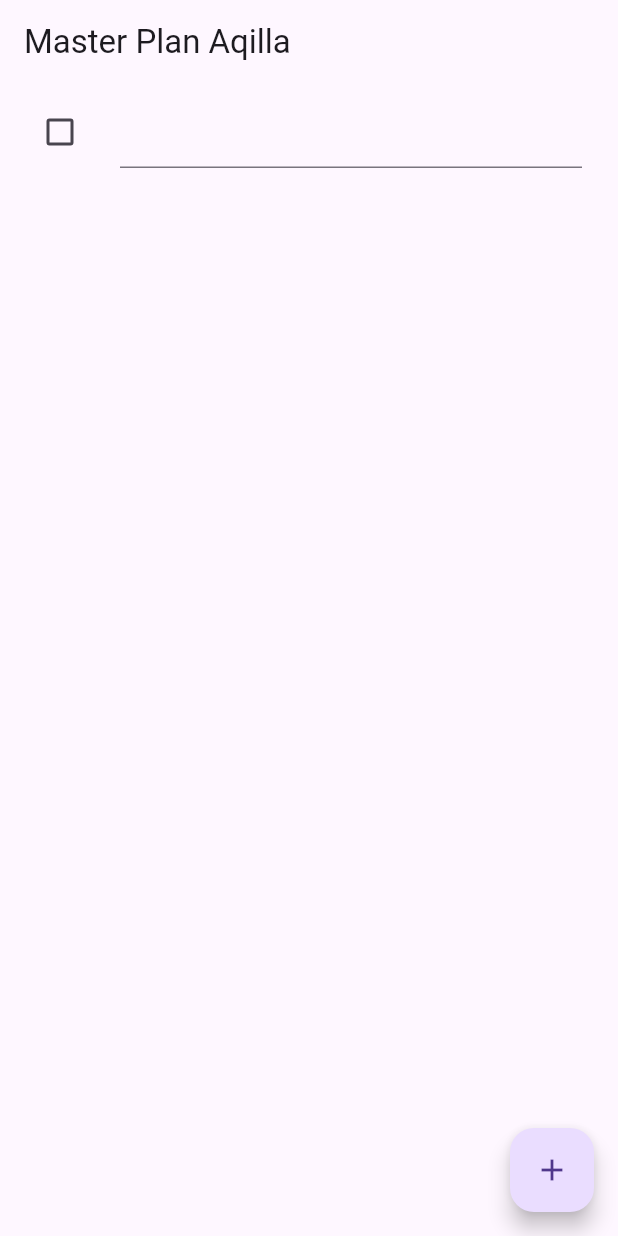
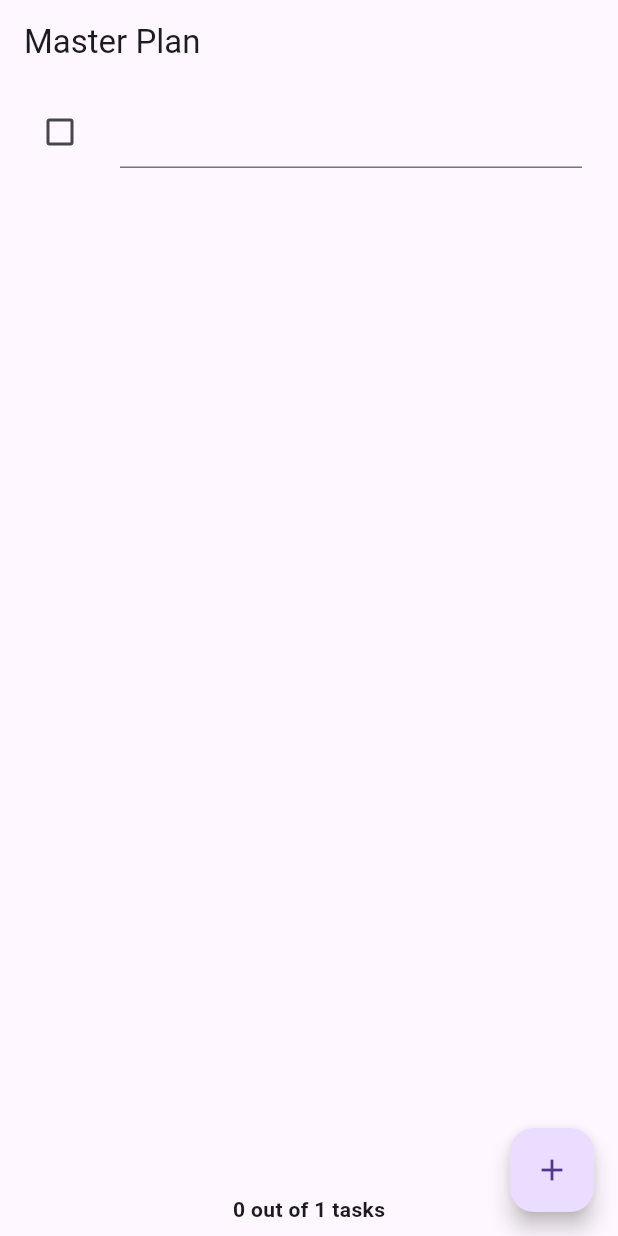
Before and after one commit to Aqillaaprly/Mobile_Programming_10, a Flutter app: the screen it shows after launch, after a tap on the "add" icon, on a phone screen of 412 x 824 dp. Run offline on Flutter 3.47's test engine with Material 3 defaults, Android fonts, the phone set to English and light mode, and no system bars.

Commit message:
practicum 2

```diff
--- a/master_plan/lib/main.dart
+++ b/master_plan/lib/main.dart
@@ -1,5 +1,7 @@
 import 'package:flutter/material.dart';
-import './views/plan_screen.dart';
+import 'views/plan_screen.dart';
+import 'models/data_layer.dart';
+import 'provider/plan_provider.dart';
 
 void main() => runApp(const MasterPlanApp());
 
@@ -9,9 +11,12 @@ class MasterPlanApp extends StatelessWidget {
   @override
   Widget build(BuildContext context) {
     return MaterialApp(
-      debugShowCheckedModeBanner: false,
+      title: 'Master Plan',
       theme: ThemeData(primarySwatch: Colors.purple),
-      home: const PlanScreen(),
+      home: PlanProvider(
+        notifier: ValueNotifier<Plan>(const Plan()),
+        child: const PlanScreen(),
+      ),
     );
   }
 }
--- a/master_plan/lib/models/plan.dart
+++ b/master_plan/lib/models/plan.dart
@@ -8,4 +8,11 @@ class Plan {
     this.name = '',
     this.tasks = const [],
   });
+
+  int get completedCount => tasks
+    .where((task) => task.complete)
+    .length;
+
+  String get completenessMessage =>
+    '$completedCount out of ${tasks.length} tasks';
 }
--- /dev/null
+++ b/master_plan/lib/provider/plan_provider.dart
@@ -0,0 +1,13 @@
+import 'package:flutter/material.dart';
+import '../models/data_layer.dart';
+
+class PlanProvider extends InheritedNotifier<ValueNotifier<Plan>> {
+  const PlanProvider({super.key, required Widget child, required
+   ValueNotifier<Plan> notifier})
+  : super(child: child, notifier: notifier);
+
+  static ValueNotifier<Plan> of(BuildContext context) {
+   return context.
+    dependOnInheritedWidgetOfExactType<PlanProvider>()!.notifier!;
+  }
+}
--- a/master_plan/lib/views/plan_screen.dart
+++ b/master_plan/lib/views/plan_screen.dart
@@ -1,15 +1,15 @@
+import 'package:flutter/material.dart';
 import '../models/data_layer.dart';
-import 'package:flutter/material.dart';
+import '../provider/plan_provider.dart';
 
 class PlanScreen extends StatefulWidget {
   const PlanScreen({super.key});
 
   @override
-  State createState() => _PlanScreenState();
+  State<PlanScreen> createState() => _PlanScreenState();
 }
 
 class _PlanScreenState extends State<PlanScreen> {
-  Plan plan = const Plan();
   late ScrollController scrollController;
 
   @override
@@ -27,30 +27,55 @@ class _PlanScreenState extends State<PlanScreen> {
     super.dispose();
   }
 
-  @override
-  Widget build(BuildContext context) {
-    return Scaffold(
-      appBar: AppBar(title: const Text('Master Plan Aqilla')),
-      body: _buildList(),
-      floatingActionButton: _buildAddTaskButton(),
-    );
-  }
-
-  Widget _buildAddTaskButton() {
+  Widget _buildAddTaskButton(BuildContext context) {
+    ValueNotifier<Plan> planNotifier = PlanProvider.of(context);
     return FloatingActionButton(
       child: const Icon(Icons.add),
       onPressed: () {
-        setState(() {
-          plan = Plan(
-            name: plan.name,
-            tasks: List<Task>.from(plan.tasks)..add(const Task()),
-          );
-        });
+        Plan currentPlan = planNotifier.value;
+        planNotifier.value = Plan(
+          name: currentPlan.name,
+          tasks: List<Task>.from(currentPlan.tasks)..add(const Task()),
+        );
       },
     );
   }
 
-  Widget _buildList() {
+  Widget _buildTaskTile(Task task, int index, BuildContext context) {
+    ValueNotifier<Plan> planNotifier = PlanProvider.of(context);
+    return ListTile(
+      leading: Checkbox(
+        value: task.complete,
+        onChanged: (selected) {
+          Plan currentPlan = planNotifier.value;
+          planNotifier.value = Plan(
+            name: currentPlan.name,
+            tasks: List<Task>.from(currentPlan.tasks)
+              ..[index] = Task(
+                description: task.description,
+                complete: selected ?? false,
+              ),
+          );
+        },
+      ),
+      title: TextFormField(
+        initialValue: task.description,
+        onChanged: (text) {
+          Plan currentPlan = planNotifier.value;
+          planNotifier.value = Plan(
+            name: currentPlan.name,
+            tasks: List<Task>.from(currentPlan.tasks)
+              ..[index] = Task(
+                description: text,
+                complete: task.complete,
+              ),
+          );
+        },
+      ),
+    );
+  }
+
+  Widget _buildList(Plan plan) {
     return ListView.builder(
       controller: scrollController,
       keyboardDismissBehavior:
@@ -59,42 +84,34 @@ class _PlanScreenState extends State<PlanScreen> {
               : ScrollViewKeyboardDismissBehavior.manual,
       itemCount: plan.tasks.length,
       itemBuilder: (context, index) =>
-          _buildTaskTile(plan.tasks[index], index),
+          _buildTaskTile(plan.tasks[index], index, context),
     );
   }
 
-  Widget _buildTaskTile(Task task, int index) {
-    return ListTile(
-      leading: Checkbox(
-        value: task.complete,
-        onChanged: (selected) {
-          setState(() {
-            plan = Plan(
-              name: plan.name,
-              tasks: List<Task>.from(plan.tasks)
-                ..[index] = Task(
-                  description: task.description,
-                  complete: selected ?? false,
+  @override
+  Widget build(BuildContext context) {
+    return Scaffold(
+      appBar: AppBar(title: const Text('Master Plan')),
+      body: ValueListenableBuilder<Plan>(
+        valueListenable: PlanProvider.of(context),
+        builder: (context, plan, child) {
+          return Column(
+            children: [
+              Expanded(child: _buildList(plan)),
+              SafeArea(
+                child: Padding(
+                  padding: const EdgeInsets.all(8.0),
+                  child: Text(
+                    plan.completenessMessage,
+                    style: const TextStyle(fontWeight: FontWeight.bold),
+                  ),
                 ),
-            );
-          });
+              )
+            ],
+          );
         },
       ),
-      title: TextFormField(
-        initialValue: task.description,
-        onChanged: (text) {
-          setState(() {
-            plan = Plan(
-              name: plan.name,
-              tasks: List<Task>.from(plan.tasks)
-                ..[index] = Task(
-                  description: text,
-                  complete: task.complete,
-                ),
-            );
-          });
-        },
-      ),
+      floatingActionButton: _buildAddTaskButton(context),
     );
   }
 }
```
